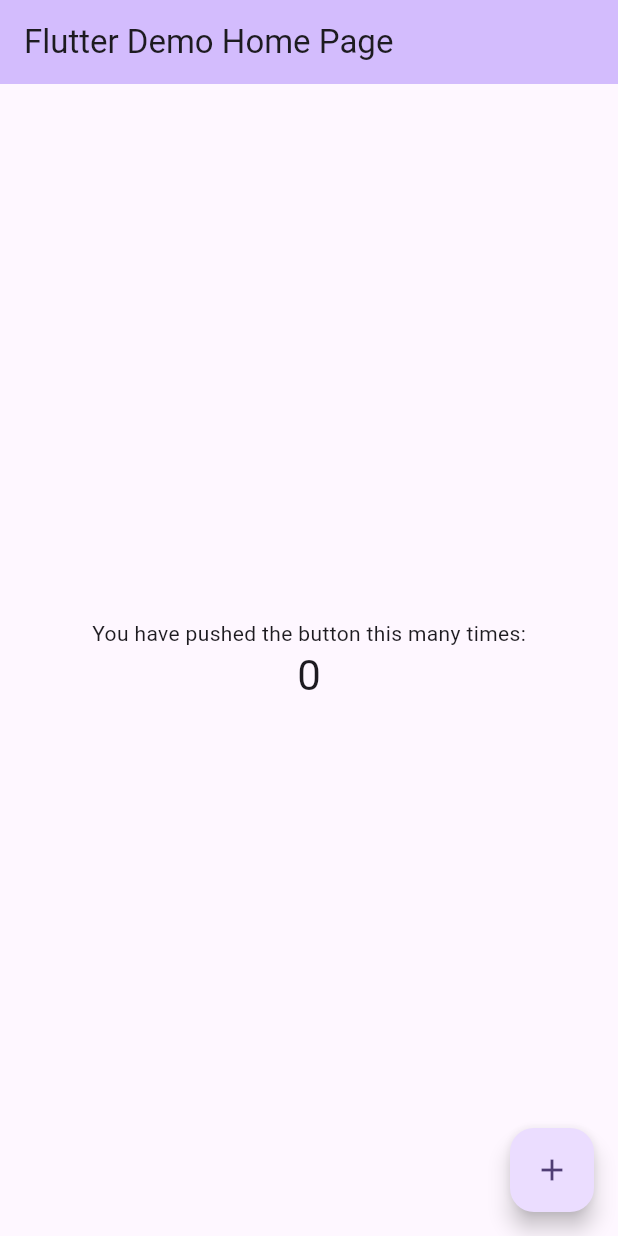
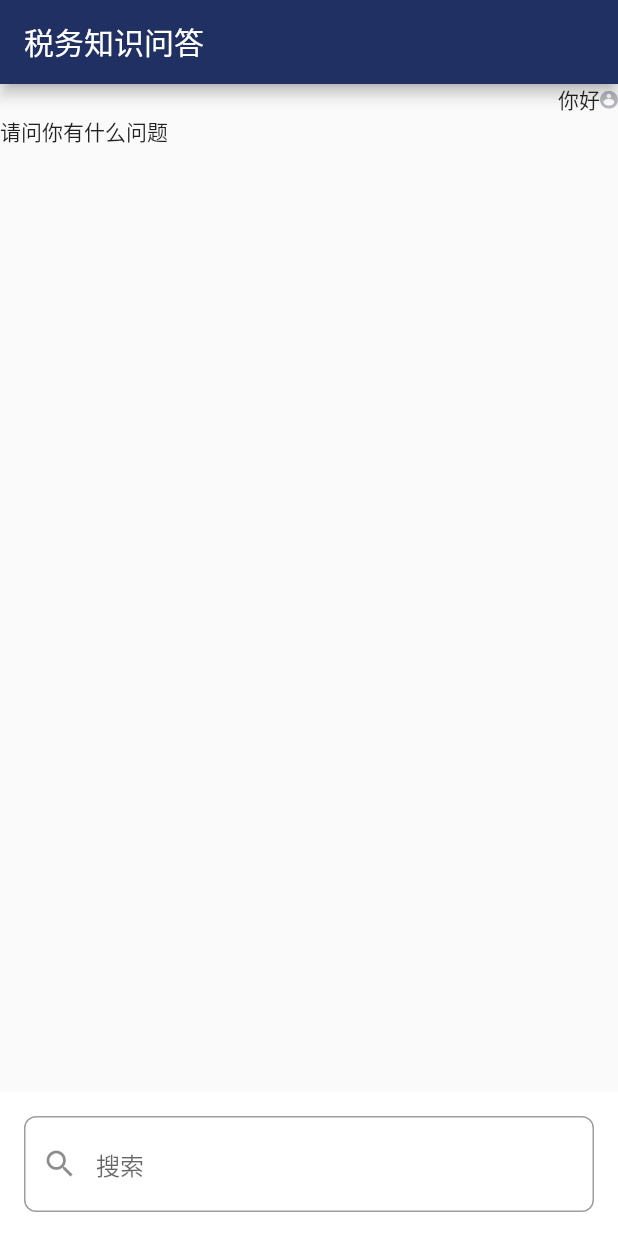
Before and after one commit to GGupzHH/tax-robot, a Flutter app: the screen it shows after launch, on a phone screen of 412 x 824 dp. Run offline on Flutter 3.47's test engine with Material 2 defaults, Android fonts, the phone set to English and light mode, and no system bars; our stand-ins replace flutter_svg, get.

Commit message:
feat: page data

```diff
--- /dev/null
+++ b/lib/common/apis/index.dart
@@ -0,0 +1,3 @@
+library api;
+
+// export './xxxx.dart';
--- /dev/null
+++ b/lib/common/index.dart
@@ -0,0 +1,6 @@
+library common;
+
+// export 'apis/index.dart';
+// export 'router/index.dart';
+// export 'utils/index.dart';
+// export 'widgets/index.dart';
--- /dev/null
+++ b/lib/common/router/app_pages.dart
@@ -0,0 +1,15 @@
+import 'package:get/get.dart';
+import 'package:tax_robot_app/pages/index.dart';
+import './app_routes.dart';
+
+class AppPages {
+  // default route
+  static const INITIAL = AppRoutes.Robot;
+
+  static final routes = [
+    GetPage(
+        name: AppRoutes.Base,
+        page: () => Robor(),
+    )
+  ];
+}
--- /dev/null
+++ b/lib/common/router/app_routes.dart
@@ -0,0 +1,4 @@
+abstract class AppRoutes {
+  static const Base = '/';
+  static const Robot = '/robot';
+}
--- /dev/null
+++ b/lib/common/router/index.dart
@@ -0,0 +1,5 @@
+library router;
+
+
+export './app_pages.dart';
+export './app_routes.dart';
--- /dev/null
+++ b/lib/common/utils/color.dart
@@ -0,0 +1,24 @@
+import 'package:flutter/material.dart';
+
+//调用的时候需要把hex改一下，比如#223344 needs change to 0xFF223344
+//即把#换成0xFF即可
+
+MaterialColor createMaterialColor(Color color) {
+  List strengths = <double>[.05];
+  Map<int, Color> swatch = <int, Color>{};
+  final int r = color.red, g = color.green, b = color.blue;
+
+  for (int i = 1; i < 10; i++) {
+    strengths.add(0.1 * i);
+  }
+  strengths.forEach((strength) {
+    final double ds = 0.5 - strength;
+    swatch[(strength * 1000).round()] = Color.fromRGBO(
+      r + ((ds < 0 ? r : (255 - r)) * ds).round(),
+      g + ((ds < 0 ? g : (255 - g)) * ds).round(),
+      b + ((ds < 0 ? b : (255 - b)) * ds).round(),
+      1,
+    );
+  });
+  return MaterialColor(color.value, swatch);
+}
--- /dev/null
+++ b/lib/common/utils/index.dart
@@ -0,0 +1,4 @@
+library utils;
+
+// export './xxxx.dart';
+export './color.dart';
--- /dev/null
+++ b/lib/global.dart
@@ -0,0 +1,21 @@
+import 'dart:ui';
+
+class AssetsImages {
+  static const bgJpg = 'assets/images/bg.jpg';
+  static const homeInfoBgPng = 'assets/images/home-info-bg.png';
+  static const homoItemPng = 'assets/images/homo-item.png';
+  static const homeCreateBgPng = 'assets/images/home-create-bg.png';
+}
+
+class AssetsSvg {
+  static const iconAvatarRobotSvg = 'assets/svgs/avatar_robot.svg';
+  static const iconAvatarUserSvg = 'assets/svgs/avatar_user.svg';
+  static const iconEmptySvg = 'assets/svgs/empty.svg';
+  static const iconHeaderLogoSvg = 'assets/svgs/header_logo.svg';
+  static const iconLogoSvg = 'assets/svgs/logo.svg';
+}
+
+class GlobalColor {
+  static const themeColor = Color(0xff203062);
+  static const inputBgColor = Color(0xFFF5F6F6);
+}
--- a/lib/main.dart
+++ b/lib/main.dart
@@ -1,4 +1,10 @@
 import 'package:flutter/material.dart';
+import 'package:get/get.dart';
+import 'package:tax_robot_app/common/utils/index.dart';
+import 'package:tax_robot_app/global.dart';
+
+import 'common/router/app_pages.dart';
+// import 'package:tax_robot_app/pages/robot/robot.dart';
 
 void main() {
   runApp(const MyApp());
@@ -10,116 +16,14 @@ class MyApp extends StatelessWidget {
   // This widget is the root of your application.
   @override
   Widget build(BuildContext context) {
-    return MaterialApp(
-      title: 'Flutter Demo',
+    return GetMaterialApp(
+      title: '税务知识问答',
+      debugShowCheckedModeBanner: false,
+      initialRoute: AppPages.INITIAL,
+      getPages: AppPages.routes,
       theme: ThemeData(
-        // This is the theme of your application.
-        //
-        // TRY THIS: Try running your application with "flutter run". You'll see
-        // the application has a blue toolbar. Then, without quitting the app,
-        // try changing the seedColor in the colorScheme below to Colors.green
-        // and then invoke "hot reload" (save your changes or press the "hot
-        // reload" button in a Flutter-supported IDE, or press "r" if you used
-        // the command line to start the app).
-        //
-        // Notice that the counter didn't reset back to zero; the application
-        // state is not lost during the reload. To reset the state, use hot
-        // restart instead.
-        //
-        // This works for code too, not just values: Most code changes can be
-        // tested with just a hot reload.
-        colorScheme: ColorScheme.fromSeed(seedColor: Colors.deepPurple),
-        useMaterial3: true,
+        primarySwatch: createMaterialColor(GlobalColor.themeColor),
       ),
-      home: const MyHomePage(title: 'Flutter Demo Home Page'),
     );
   }
 }
-
-class MyHomePage extends StatefulWidget {
-  const MyHomePage({super.key, required this.title});
-
-  // This widget is the home page of your application. It is stateful, meaning
-  // that it has a State object (defined below) that contains fields that affect
-  // how it looks.
-
-  // This class is the configuration for the state. It holds the values (in this
-  // case the title) provided by the parent (in this case the App widget) and
-  // used by the build method of the State. Fields in a Widget subclass are
-  // always marked "final".
-
-  final String title;
-
-  @override
-  State<MyHomePage> createState() => _MyHomePageState();
-}
-
-class _MyHomePageState extends State<MyHomePage> {
-  int _counter = 0;
-
-  void _incrementCounter() {
-    setState(() {
-      // This call to setState tells the Flutter framework that something has
-      // changed in this State, which causes it to rerun the build method below
-      // so that the display can reflect the updated values. If we changed
-      // _counter without calling setState(), then the build method would not be
-      // called again, and so nothing would appear to happen.
-      _counter++;
-    });
-  }
-
-  @override
-  Widget build(BuildContext context) {
-    // This method is rerun every time setState is called, for instance as done
-    // by the _incrementCounter method above.
-    //
-    // The Flutter framework has been optimized to make rerunning build methods
-    // fast, so that you can just rebuild anything that needs updating rather
-    // than having to individually change instances of widgets.
-    return Scaffold(
-      appBar: AppBar(
-        // TRY THIS: Try changing the color here to a specific color (to
-        // Colors.amber, perhaps?) and trigger a hot reload to see the AppBar
-        // change color while the other colors stay the same.
-        backgroundColor: Theme.of(context).colorScheme.inversePrimary,
-        // Here we take the value from the MyHomePage object that was created by
-        // the App.build method, and use it to set our appbar title.
-        title: Text(widget.title),
-      ),
-      body: Center(
-        // Center is a layout widget. It takes a single child and positions it
-        // in the middle of the parent.
-        child: Column(
-          // Column is also a layout widget. It takes a list of children and
-          // arranges them vertically. By default, it sizes itself to fit its
-          // children horizontally, and tries to be as tall as its parent.
-          //
-          // Column has various properties to control how it sizes itself and
-          // how it positions its children. Here we use mainAxisAlignment to
-          // center the children vertically; the main axis here is the vertical
-          // axis because Columns are vertical (the cross axis would be
-          // horizontal).
-          //
-          // TRY THIS: Invoke "debug painting" (choose the "Toggle Debug Paint"
-          // action in the IDE, or press "p" in the console), to see the
-          // wireframe for each widget.
-          mainAxisAlignment: MainAxisAlignment.center,
-          children: <Widget>[
-            const Text(
-              'You have pushed the button this many times:',
-            ),
-            Text(
-              '$_counter',
-              style: Theme.of(context).textTheme.headlineMedium,
-            ),
-          ],
-        ),
-      ),
-      floatingActionButton: FloatingActionButton(
-        onPressed: _incrementCounter,
-        tooltip: 'Increment',
-        child: const Icon(Icons.add),
-      ), // This trailing comma makes auto-formatting nicer for build methods.
-    );
-  }
-}
--- /dev/null
+++ b/lib/pages/index.dart
@@ -0,0 +1,8 @@
+library pages;
+
+// export './xxxx.dart';
+// export './account/index.dart';
+// export './dynamic/index.dart';
+// export 'found/found.dart';
+// export './home/home.dart';
+export './robot/robot.dart';
--- /dev/null
+++ b/lib/pages/robot/controller/robot.controller.dart
@@ -0,0 +1,24 @@
+import 'package:get/get.dart';
+
+class RobotController extends GetxController {
+  RobotController();
+
+  final List<Map<String, dynamic>> records = [
+    {
+      'role': 'user',
+      'content': '你好',
+    },
+    {
+      'role': 'assistant',
+      'content': '请问你有什么问题',
+    },
+  ];
+
+  final _problem = ''.obs;
+  set problem(value) => this._problem.value = value;
+  get problem => this._problem.value;
+
+  final _obj = ''.obs;
+  set obj(value) => this._obj.value = value;
+  get obj => this._obj.value;
+}
--- /dev/null
+++ b/lib/pages/robot/robot.dart
@@ -0,0 +1,66 @@
+import 'package:flutter/material.dart';
+import 'package:flutter_svg/svg.dart';
+import 'package:tax_robot_app/global.dart';
+import 'package:tax_robot_app/pages/robot/controller/robot.controller.dart';
+
+class Robor extends StatelessWidget {
+  Robor({super.key});
+  final robotController = RobotController();
+
+  @override
+  Widget build(BuildContext context) {
+    return Scaffold(
+      appBar: AppBar(
+        title: Text('税务知识问答'),
+      ),
+      body: Column(
+        children: [
+          Expanded(
+            child: ListView.builder(
+              itemCount: robotController.records.length, // 假设有20条信息
+              itemBuilder: (context, index) {
+                final record = robotController.records[index]; // 获取对应索引的记录
+                final role = record['role'];
+                final content = record['content'];
+                Widget widgetItem;
+                if (role == 'user') {
+                  widgetItem = Row(
+                    mainAxisAlignment: MainAxisAlignment.end,
+                    children: [
+                      Text(content),
+                      SvgPicture.asset(
+                        AssetsSvg.iconAvatarUserSvg,
+                        width: 12,
+                      ),
+                    ],
+                  );
+                } else {
+                  widgetItem = Row(
+                    children: [
+                      Text(content),
+                    ],
+                  );
+                }
+
+                return widgetItem;
+              },
+            ),
+          ),
+          Container(
+            color: Colors.white,
+            padding: EdgeInsets.all(16.0),
+            child: TextField(
+              decoration: InputDecoration(
+                hintText: '搜索',
+                prefixIcon: Icon(Icons.search),
+                border: OutlineInputBorder(
+                  borderRadius: BorderRadius.circular(8.0),
+                ),
+              ),
+            ),
+          ),
+        ],
+      ),
+    );
+  }
+}
```
Also changed, not shown: pubspec.yaml (+6 -3 lines), assets/svgs/avatar_robot.svg (added), assets/svgs/avatar_user.svg (added), assets/svgs/empty.svg (added), assets/svgs/header_logo.svg (added), assets/svgs/logo.svg (added), lib/common/utils/utils.dart (added), pubspec.lock.
